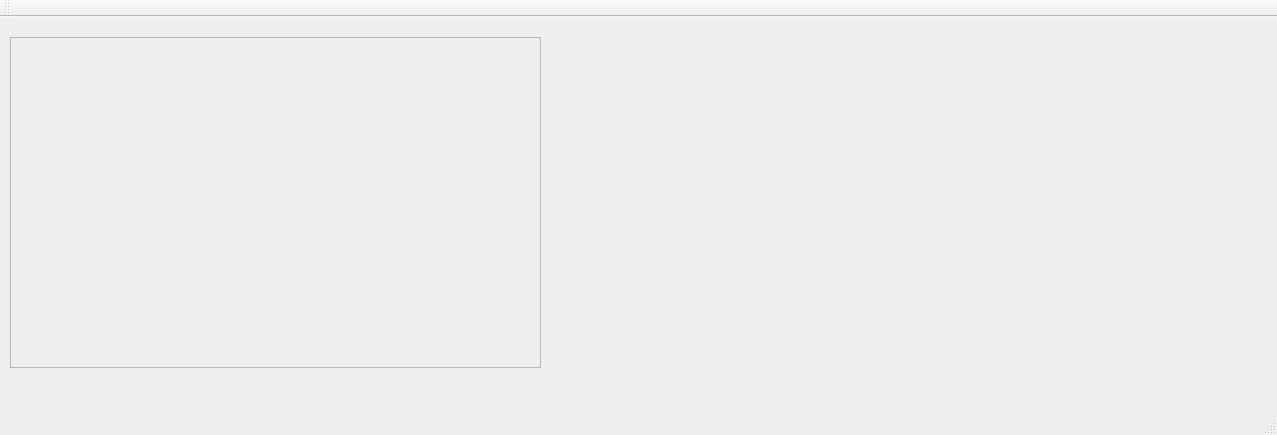
Old version of the form src/mainwindow.ui in the repository karlssonper/cme213b.
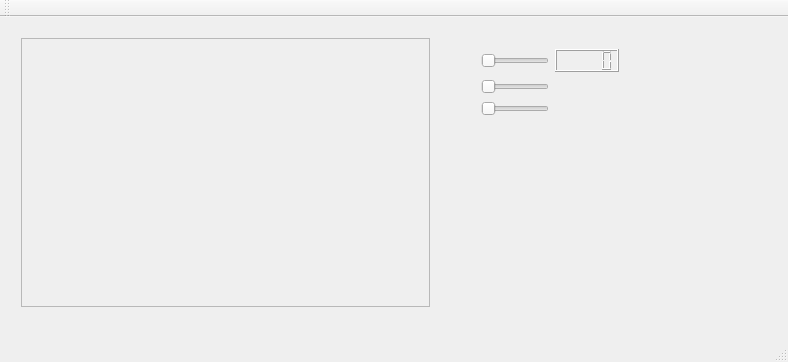
New version of the form.

Patch:
```diff
--- a/src/mainwindow.ui
+++ b/src/mainwindow.ui
@@ -6,23 +6,26 @@
    <rect>
     <x>0</x>
     <y>0</y>
-    <width>1277</width>
-    <height>435</height>
+    <width>788</width>
+    <height>362</height>
    </rect>
   </property>
   <property name="windowTitle">
    <string>MainWindow</string>
   </property>
   <widget class="QWidget" name="centralWidget">
-   <widget class="QScrollArea" name="scrollArea">
+   <widget class="QWidget" name="gridLayoutWidget">
     <property name="geometry">
      <rect>
       <x>10</x>
-      <y>20</y>
-      <width>531</width>
-      <height>331</height>
+      <y>10</y>
+      <width>431</width>
+      <height>291</height>
      </rect>
     </property>
+    <layout class="QGridLayout" name="gridLayout">
+     <item row="0" column="0">
+      <widget class="QScrollArea" name="scrollArea">
     <property name="widgetResizable">
      <bool>true</bool>
     </property>
@@ -31,12 +34,54 @@
       <rect>
        <x>0</x>
        <y>0</y>
-       <width>529</width>
-       <height>329</height>
+          <width>427</width>
+          <height>287</height>
       </rect>
      </property>
     </widget>
    </widget>
+     </item>
+    </layout>
+   </widget>
+   <widget class="QWidget" name="gridLayoutWidget_2">
+    <property name="geometry">
+     <rect>
+      <x>470</x>
+      <y>20</y>
+      <width>160</width>
+      <height>93</height>
+     </rect>
+    </property>
+    <layout class="QGridLayout" name="gridLayout_2">
+     <item row="2" column="0">
+      <widget class="QSlider" name="rhoSlider">
+       <property name="orientation">
+        <enum>Qt::Horizontal</enum>
+       </property>
+      </widget>
+     </item>
+     <item row="1" column="0">
+      <widget class="QSlider" name="cflSlider">
+       <property name="orientation">
+        <enum>Qt::Horizontal</enum>
+       </property>
+      </widget>
+     </item>
+     <item row="0" column="0">
+      <widget class="QSlider" name="gravitySlider">
+       <property name="orientation">
+        <enum>Qt::Horizontal</enum>
+       </property>
+      </widget>
+     </item>
+     <item row="0" column="1">
+      <widget class="QLCDNumber" name="gravityNumber"/>
+     </item>
+    </layout>
+   </widget>
+   <zorder>gridLayoutWidget</zorder>
+   <zorder>scrollArea</zorder>
+   <zorder>gridLayoutWidget_2</zorder>
   </widget>
   <widget class="QMenuBar" name="menuBar">
    <property name="geometry">
```
Left out of the diff: 2 changed lines with no effect on the pictures. Lines whose indentation alone changed are shown as unchanged.
